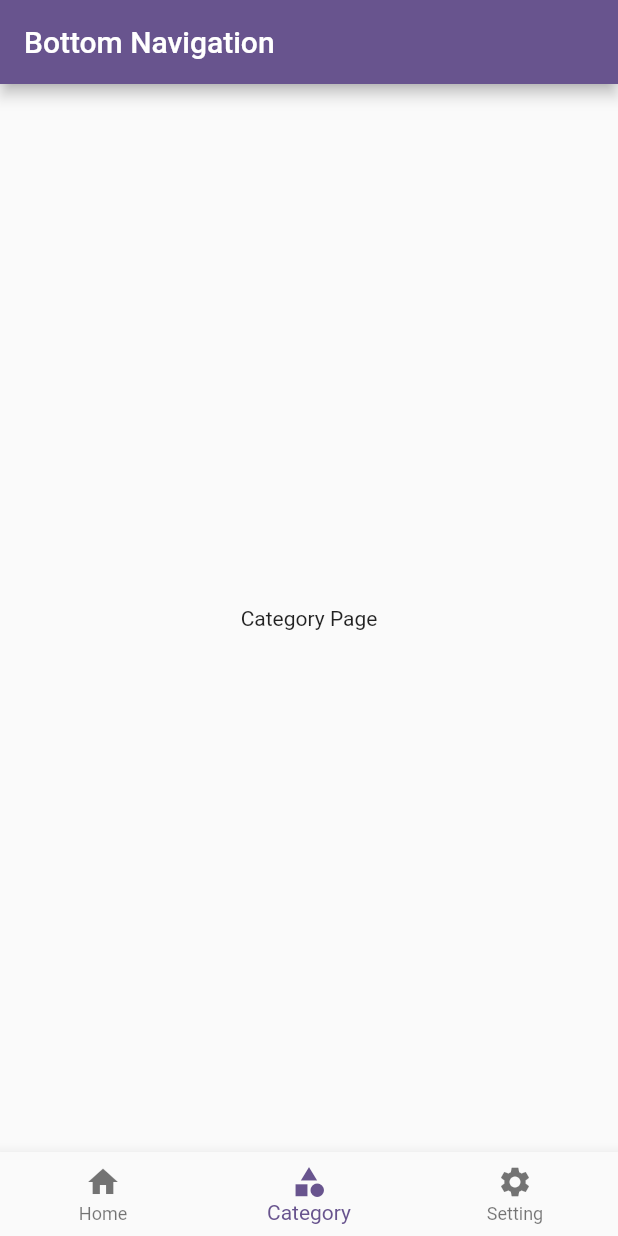
After one commit to shamsshykh/learnflutter, a Flutter app: the screen it shows after launch, item 2 of the bottom bar chosen, on a phone screen of 412 x 824 dp. The commit adds this screen. Run offline on Flutter 3.47's test engine with Material 3 defaults, Android fonts, the phone set to English and light mode, and no system bars; our stand-ins replace fluttertoast, permission_handler; missing offline and left inert: dart:ffi.

Commit message:
Bottom Navigation Widget with Screen

```diff
--- a/lib/main.dart
+++ b/lib/main.dart
@@ -1,4 +1,5 @@
 import 'package:flutter/material.dart';
+import 'package:learnflutter/screen/BottomNavigationScreen.dart';
 import 'package:learnflutter/screen/CustomFontUsagesScreen.dart';
 import 'package:learnflutter/screen/FlexBoxPattern.dart';
 import 'package:learnflutter/screen/GestureDedectionScreen.dart';
@@ -31,7 +32,8 @@ class MyApp extends StatelessWidget {
       // home: StatefulWidgetScreen(),
       // home: GestureDedectionScreen(),
       // home: ListViewWidget(),
-      home: CustomFontSagesScreen(),
+      //home: CustomFontSagesScreen(),
+      home: BottomNavigationScreen(),
     );
   }
 }
--- /dev/null
+++ b/lib/screen/BottomNavigationScreen.dart
@@ -0,0 +1,72 @@
+import 'dart:ffi';
+
+import 'package:flutter/material.dart';
+
+class BottomNavigationScreen extends StatefulWidget {
+  const BottomNavigationScreen({super.key});
+
+  @override
+  State<BottomNavigationScreen> createState() => _BottomNavigationScreenState();
+}
+
+class _BottomNavigationScreenState extends State<BottomNavigationScreen> {
+
+  int _currentIndex = 0;
+  var pages = [HomeScreen(),Category(), Setting()];
+
+  @override
+  Widget build(BuildContext context) {
+    return Scaffold(
+      appBar: AppBar(title: Text("Bottom Navigation")),
+      body: Container(
+        child: pages[_currentIndex],
+      ),
+      bottomNavigationBar: BottomNavigationBar(
+        items: [
+          BottomNavigationBarItem(icon: Icon(Icons.home), label: 'Home'),
+          BottomNavigationBarItem(icon: Icon(Icons.category), label: 'Category'),
+          BottomNavigationBarItem(icon: Icon(Icons.settings), label:  'Setting')
+        ],
+        currentIndex: _currentIndex,
+        onTap: (value) {
+          setState(() {
+            _currentIndex = value;
+          });
+        },
+      ),
+    );
+  }
+}
+
+class HomeScreen extends StatelessWidget {
+  const HomeScreen({super.key});
+
+  @override
+  Widget build(BuildContext context) {
+    return Center(
+      child: Text("Home Page"),
+    );
+  }
+}
+
+class Category extends StatelessWidget {
+  const Category({super.key});
+
+  @override
+  Widget build(BuildContext context) {
+    return Center(
+      child: Text("Category Page"),
+    );
+  }
+}
+
+class Setting extends StatelessWidget {
+  const Setting({super.key});
+
+  @override
+  Widget build(BuildContext context) {
+    return Center(
+      child: Text("Setting Page"),
+    );
+  }
+}
```
